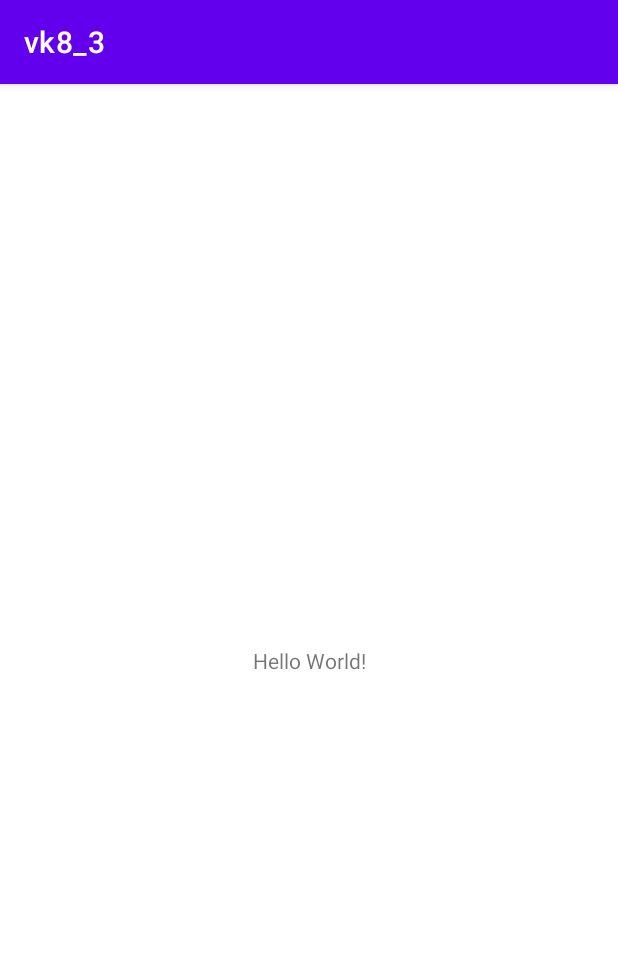
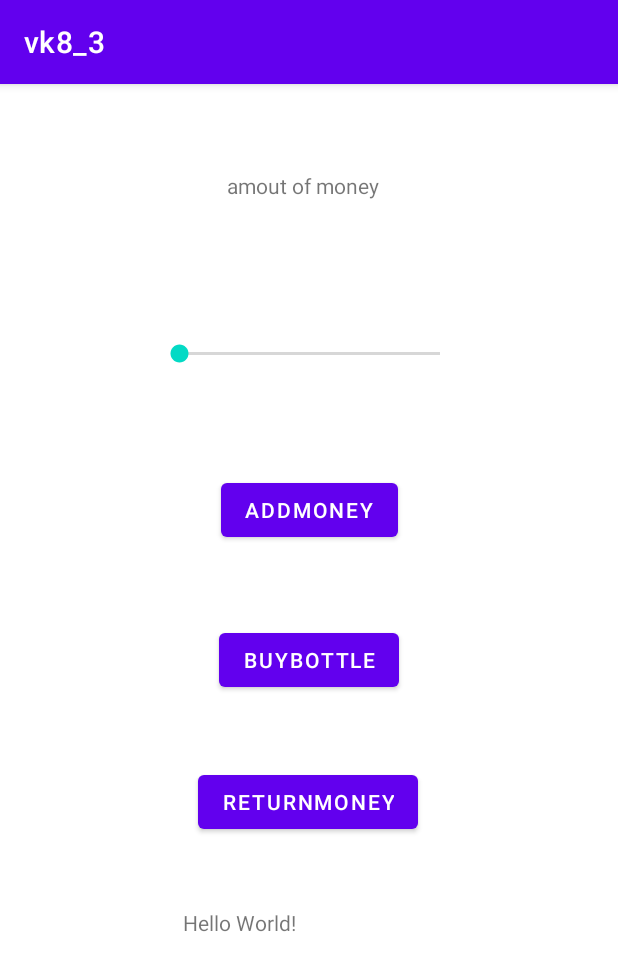
Before and after one commit to eevakoivu/android_vk8_3, an Android app: the screen it shows after launch (MainActivity), on a phone screen of 412 x 824 dp. Shown: the top 971 px of the screen. Run offline under Robolectric (Android 15) with nearby library versions, the phone set to English and light mode, and no system bars.

Commit message:
Initial commmit

```diff
--- /dev/null
+++ b/app/src/main/java/com/example/vk8_3/Bottle.java
@@ -0,0 +1,35 @@
+package com.example.vk8_3;
+
+public class Bottle {
+    private String name;
+    private String manufacturer;
+    private double total_energy;
+    private double size;
+    private double price;
+
+    public Bottle(String name, double size, double price){
+        this.name=name; //tallentaa nimen name-muuttujaan
+        this.size=size;
+        this.price=price;
+    }
+
+    public String getName(){
+        return name;
+    }
+
+    public String getManufacturer(){
+        return manufacturer;
+    }
+
+    public double getEnergy(){
+        return total_energy;
+    }
+
+    public double getPrice(){
+        return price;
+    }
+
+    public double getSize(){
+        return size;
+    }
+}
--- /dev/null
+++ b/app/src/main/java/com/example/vk8_3/BottleDispenser.java
@@ -0,0 +1,60 @@
+package com.example.vk8_3;
+
+import android.widget.TextView;
+
+import java.text.DecimalFormat;
+import java.util.ArrayList;
+
+public class BottleDispenser {
+    private int bottles;
+    private double money;
+
+    private static BottleDispenser bottledispenser = new BottleDispenser();
+
+    public static BottleDispenser getInstance(){
+        return bottledispenser;
+    }
+
+    private ArrayList<Bottle> list = new ArrayList<Bottle>();
+
+    private BottleDispenser() {
+        bottles = 5;
+        money = 0;
+
+        for(int i = 0;i<bottles;i++) {
+            list.add(new Bottle("Pepsi Max", 0.5, 1.8));
+        }
+
+    }
+
+    public void addMoney(TextView text) {
+        money += 1;
+        text.setText("Klink! Added more money!");
+    }
+
+
+    public void buyBottle(TextView text) {
+
+        if(money < list.get(bottles-1).getPrice()){ //indeksi 4
+            text.setText("Add money first!");
+        }
+        else if(bottles > 0){
+            bottles -= 1; //muuttuu indeksi 4
+            money -= list.get(bottles).getPrice(); //indeksi 4
+            text.setText("KACHUNK! " + list.get(bottles).getName() + " came out of the dispenser!"); //indeksi 4
+            removeObject();
+        }
+    }
+
+    public void returnMoney(TextView text) {
+
+        DecimalFormat formatted = new DecimalFormat("0.00");
+        text.setText("Klink klink. Money came out! You got " + formatted.format(money) + "€ back");
+        money = 0;
+    }
+
+    public void removeObject(){
+        list.remove(bottles);
+
+    }
+}
--- a/app/src/main/java/com/example/vk8_3/MainActivity.java
+++ b/app/src/main/java/com/example/vk8_3/MainActivity.java
@@ -2,13 +2,64 @@ package com.example.vk8_3;
 
 import androidx.appcompat.app.AppCompatActivity;
 
+import android.content.Context;
 import android.os.Bundle;
+import android.view.View;
+import android.widget.SeekBar;
+import android.widget.TextView;
 
 public class MainActivity extends AppCompatActivity {
+
+    Context context = null;
+    TextView text = null;
+    TextView text2 = null;
+    SeekBar seekbar = null;
+    int value = 0;
+
+    BottleDispenser bottledispenser = BottleDispenser.getInstance();
 
     @Override
     protected void onCreate(Bundle savedInstanceState) {
         super.onCreate(savedInstanceState);
         setContentView(R.layout.activity_main);
+        context = MainActivity.this;
+        text = (TextView) findViewById(R.id.textView);
+        text2 = (TextView) findViewById(R.id.textView2);
+        seekbar = (SeekBar) findViewById(R.id.seekBar);
+
+        seekbar.setOnSeekBarChangeListener(new SeekBar.OnSeekBarChangeListener() {
+            @Override
+            public void onProgressChanged(SeekBar seekBar, int i, boolean b) {
+                text2.setText(value);
+                value = i;
+            }
+
+            @Override
+            public void onStartTrackingTouch(SeekBar seekBar) {
+
+            }
+
+            @Override
+            public void onStopTrackingTouch(SeekBar seekBar) {
+
+            }
+        });
     }
+
+    public void addMoney(View v){
+        bottledispenser.addMoney(text);
+    }
+
+    public void buyBottle(View v){
+        bottledispenser.buyBottle(text);
+    }
+
+    public void returnMoney(View v){
+        bottledispenser.returnMoney(text);
+    }
+
+        /*public void listBottles(View v){
+            bottledispenser.listBottles(text);
+        }*/
+
 }
--- a/app/src/main/res/layout/activity_main.xml
+++ b/app/src/main/res/layout/activity_main.xml
@@ -7,12 +7,70 @@
     tools:context=".MainActivity">
 
     <TextView
+        android:id="@+id/textView"
+        android:layout_width="186dp"
+        android:layout_height="77dp"
+        android:text="Hello World!"
+        app:layout_constraintBottom_toBottomOf="parent"
+        app:layout_constraintEnd_toEndOf="parent"
+        app:layout_constraintHorizontal_bias="0.541"
+        app:layout_constraintLeft_toLeftOf="parent"
+        app:layout_constraintRight_toRightOf="parent"
+        app:layout_constraintStart_toStartOf="parent"
+        app:layout_constraintTop_toBottomOf="@+id/button2" />
+
+    <Button
+        android:id="@+id/button"
         android:layout_width="wrap_content"
         android:layout_height="wrap_content"
-        android:text="Hello World!"
+        android:onClick="addMoney"
+        android:text="addmoney"
+        app:layout_constraintBottom_toTopOf="@+id/button2"
+        app:layout_constraintEnd_toEndOf="parent"
+        app:layout_constraintStart_toStartOf="parent"
+        app:layout_constraintTop_toBottomOf="@+id/seekBar" />
+
+    <Button
+        android:id="@+id/button2"
+        android:layout_width="wrap_content"
+        android:layout_height="wrap_content"
+        android:onClick="buyBottle"
+        android:text="buybottle"
         app:layout_constraintBottom_toBottomOf="parent"
-        app:layout_constraintLeft_toLeftOf="parent"
-        app:layout_constraintRight_toRightOf="parent"
+        app:layout_constraintEnd_toEndOf="parent"
+        app:layout_constraintStart_toStartOf="parent"
+        app:layout_constraintTop_toTopOf="parent" />
+
+    <Button
+        android:id="@+id/button3"
+        android:layout_width="wrap_content"
+        android:layout_height="wrap_content"
+        android:onClick="returnMoney"
+        android:text="returnmoney"
+        app:layout_constraintBottom_toTopOf="@+id/textView"
+        app:layout_constraintEnd_toEndOf="parent"
+        app:layout_constraintHorizontal_bias="0.498"
+        app:layout_constraintStart_toStartOf="parent"
+        app:layout_constraintTop_toBottomOf="@+id/button2" />
+
+    <SeekBar
+        android:id="@+id/seekBar"
+        android:layout_width="206dp"
+        android:layout_height="54dp"
+        android:max="10"
+        app:layout_constraintBottom_toTopOf="@+id/button2"
+        app:layout_constraintEnd_toEndOf="parent"
+        app:layout_constraintStart_toStartOf="parent"
+        app:layout_constraintTop_toTopOf="parent" />
+
+    <TextView
+        android:id="@+id/textView2"
+        android:layout_width="110dp"
+        android:layout_height="38dp"
+        android:text="amout of money"
+        app:layout_constraintBottom_toTopOf="@+id/seekBar"
+        app:layout_constraintEnd_toEndOf="parent"
+        app:layout_constraintStart_toStartOf="parent"
         app:layout_constraintTop_toTopOf="parent" />
 
 </androidx.constraintlayout.widget.ConstraintLayout>
```
